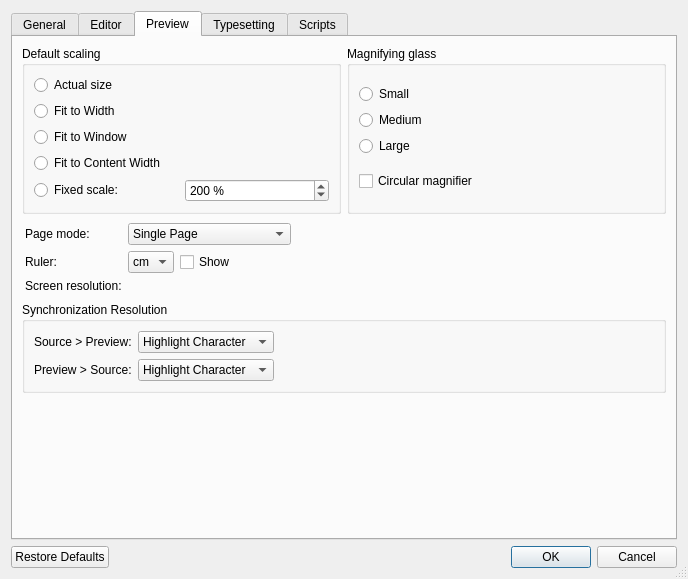
Above: src/PrefsDialog.ui from TeXworks/texworks before the change. Below: the same form after it.
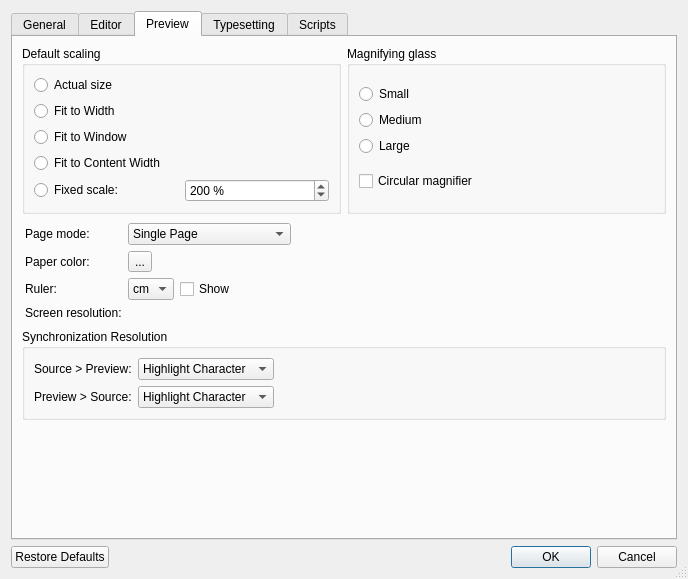
That is the form after the change. The open tabs and pages were chosen to show the change. Icons and pictures are not drawn. Custom widgets are drawn as their Qt base class.

Commit message:
Make paper color configurable
Fixes #961

```diff
--- a/src/PrefsDialog.ui
+++ b/src/PrefsDialog.ui
@@ -775,23 +775,27 @@
           </widget>
          </item>
          <item row="1" column="0">
+          <widget class="QLabel" name="label_19">
+           <property name="text">
+            <string>Paper color:</string>
+           </property>
+          </widget>
+         </item>
+         <item row="1" column="1">
+          <widget class="Tw::UI::ColorButton" name="pdfPaperColor">
+           <property name="text">
+            <string>...</string>
+           </property>
+          </widget>
+         </item>
+         <item row="2" column="0">
           <widget class="QLabel" name="label_18">
            <property name="text">
             <string>Ruler:</string>
            </property>
           </widget>
          </item>
-         <item row="2" column="0">
-          <widget class="QLabel" name="label_4">
-           <property name="text">
-            <string>Screen resolution:</string>
-           </property>
-          </widget>
-         </item>
          <item row="2" column="1">
-          <widget class="Tw::UI::ScreenCalibrationWidget" name="resolution" native="true"/>
-         </item>
-         <item row="1" column="1">
           <layout class="QHBoxLayout" name="horizontalLayout_15">
            <item>
             <widget class="QComboBox" name="pdfRulerUnits">
@@ -821,6 +825,16 @@
            </item>
           </layout>
          </item>
+         <item row="3" column="0">
+          <widget class="QLabel" name="label_4">
+           <property name="text">
+            <string>Screen resolution:</string>
+           </property>
+          </widget>
+         </item>
+         <item row="3" column="1">
+          <widget class="Tw::UI::ScreenCalibrationWidget" name="resolution" native="true"/>
+         </item>
         </layout>
        </item>
        <item row="3" column="0">
@@ -1288,6 +1302,11 @@
    <header>ui/ScreenCalibrationWidget.h</header>
    <container>1</container>
   </customwidget>
+  <customwidget>
+   <class>Tw::UI::ColorButton</class>
+   <extends>QToolButton</extends>
+   <header>ui/ColorButton.h</header>
+  </customwidget>
  </customwidgets>
  <tabstops>
   <tabstop>tabWidget</tabstop>
```
The commit also changes 3 other files.
